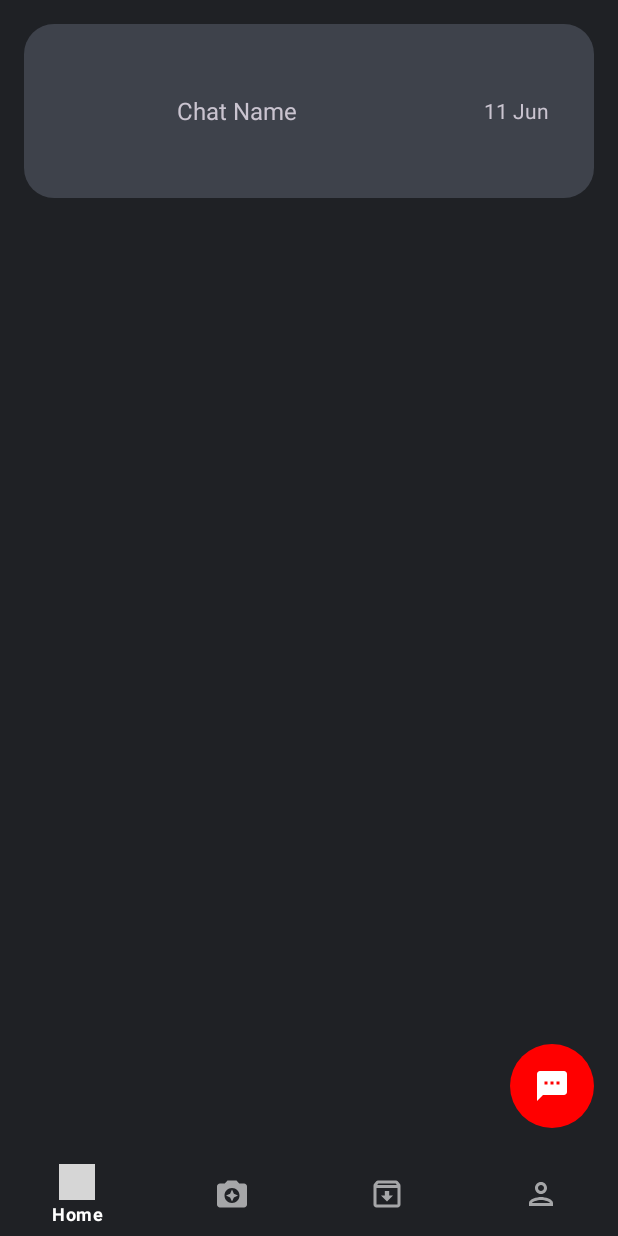
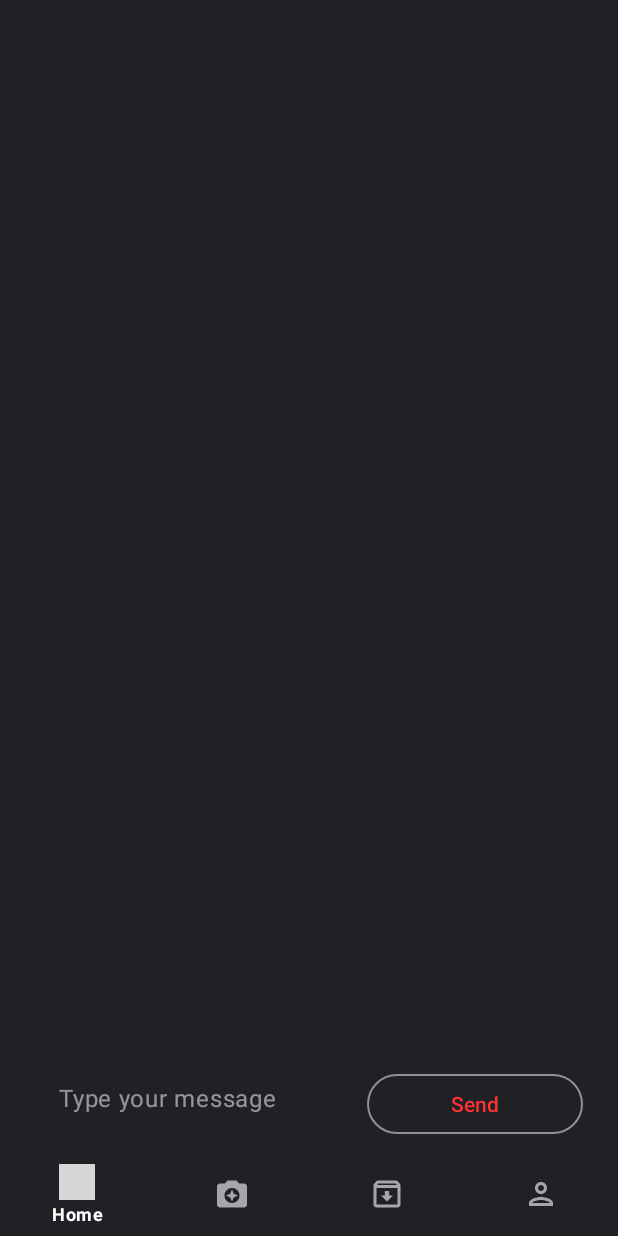
Before and after one commit to daniel-carreira/stylit, an Android app: the HomeFragment screen opened directly, with no data from a screen before it, on a phone screen of 412 x 824 dp. Run offline under Robolectric (Android 15) with nearby library versions, the phone set to English and light mode, and no system bars; our stand-ins replace Firebase (no records; nobody signed in at launch, a user with empty details on screens opened directly), Picasso; pictures from the network do not load; grey boxes are pictures that could not be loaded.

Commit message:
Home page chat only, and request handler

```diff
--- a/android/app/src/main/java/com/stylit/ui/home/HomeFragment.kt
+++ b/android/app/src/main/java/com/stylit/ui/home/HomeFragment.kt
@@ -1,29 +1,49 @@
 package com.stylit.ui.home
 
-import android.net.Uri
+import com.stylit.RequestHandler
 import android.os.Bundle
 import android.view.*
 import androidx.fragment.app.Fragment
-import com.stylit.R
 import com.stylit.databinding.FragmentHomeBinding
 
 class HomeFragment : Fragment() {
     private lateinit var binding: FragmentHomeBinding
+    private val requestHandler = RequestHandler()
+
     override fun onCreateView(
         inflater: LayoutInflater, container: ViewGroup?,
         savedInstanceState: Bundle?
     ): View? {
-        binding = FragmentHomeBinding.inflate(layoutInflater, container, false)
+        binding = FragmentHomeBinding.inflate(inflater, container, false)
         return binding.root
     }
 
     override fun onViewCreated(view: View, savedInstanceState: Bundle?) {
         super.onViewCreated(view, savedInstanceState)
 
-    }
+        binding.sendButton.setOnClickListener {
+            val url = "https://www.google.com/"
+            val requestData = "{ \"key\": \"value\" }"
 
-    override fun onResume() {
-        super.onResume()
-
+            requestHandler.getRequest(url) { response ->
+                if (response.isSuccessful) {
+                    val responseData = response.body()?.string()
+                    println(responseData)
+                } else {
+                    println(response)
+                }
+            }
+            /*
+            requestHandler.postRequest(url, requestData) { response ->
+                // Process the response as needed
+                if (response.isSuccessful) {
+                    val responseData = response.body()?.string()
+                    println(responseData)
+                } else {
+                    println(response)
+                }
+            }
+            */
+        }
     }
 }
--- a/android/app/src/main/res/layout/fragment_home.xml
+++ b/android/app/src/main/res/layout/fragment_home.xml
@@ -1,79 +1,69 @@
 <?xml version="1.0" encoding="utf-8"?>
-<RelativeLayout xmlns:android="http://schemas.android.com/apk/res/android"
+<FrameLayout xmlns:android="http://schemas.android.com/apk/res/android"
     xmlns:app="http://schemas.android.com/apk/res-auto"
+    xmlns:tools="http://schemas.android.com/tools"
     android:layout_width="match_parent"
     android:layout_height="match_parent"
-    xmlns:tools="http://schemas.android.com/tools">
+    android:layout_marginHorizontal="15sp"
+    tools:context=".ui.home.HomeFragment">
 
-    <ScrollView
+    <LinearLayout
+        android:orientation="vertical"
         android:layout_width="match_parent"
         android:layout_height="match_parent">
 
-        <LinearLayout
+        <androidx.recyclerview.widget.RecyclerView
+            android:id="@+id/messageRecyclerView"
+            android:layout_width="match_parent"
+            android:layout_height="match_parent"
+            android:layout_weight="1"
+            android:padding="8dp"
+            app:layoutManager="androidx.recyclerview.widget.LinearLayoutManager"
+            app:layout_constraintBottom_toTopOf="@id/inputLayout"
+            app:layout_constraintTop_toBottomOf="@id/toolbar"
+            app:stackFromEnd="true" />
+
+        <com.google.android.material.textfield.TextInputLayout
+            android:id="@+id/inputLayout"
+            style="@style/Widget.Material3.TextInputLayout.OutlinedBox"
             android:layout_width="match_parent"
             android:layout_height="wrap_content"
-            android:orientation="vertical"
-            android:padding="16dp">
+            android:layout_alignParentBottom="true"
+            android:padding="8dp"
+            app:boxStrokeColor="@color/vivid_red"
+            app:boxStrokeWidth="2dp"
+            app:hintEnabled="false">
 
-            <!-- Repeat the following container for each chat item -->
+            <LinearLayout
+                android:layout_width="match_parent"
+                android:layout_height="match_parent"
+                android:orientation="horizontal">
 
-            <RelativeLayout
-                android:layout_width="match_parent"
-                android:layout_height="wrap_content"
-                android:padding="30dp"
-                android:background="@drawable/chat_item_background">
+                <com.google.android.material.textfield.TextInputEditText
+                    android:id="@+id/inputEditText"
+                    android:layout_width="0dp"
+                    android:layout_height="wrap_content"
+                    android:layout_weight="2"
+                    android:hint="Type your message"
+                    android:maxLines="2"
+                    app:backgroundTintMode="src_in" />
 
-                <ImageView
-                    android:id="@+id/profileImageView"
-                    android:layout_width="56dp"
-                    android:layout_height="56dp"
-                    tools:src="@tools:sample/avatars"
-                    android:scaleType="centerCrop" />
-
-                <TextView
-                    android:id="@+id/chatNameTextView"
+                <com.google.android.material.button.MaterialButton
+                    android:id="@+id/sendButton"
+                    style="@style/Widget.Material3.Button.OutlinedButton"
                     android:layout_width="wrap_content"
                     android:layout_height="wrap_content"
-                    android:layout_toEndOf="@id/profileImageView"
-                    android:layout_centerVertical="true"
-                    android:layout_marginStart="16dp"
-                    android:text="Chat Name"
-                    android:textSize="16sp" />
+                    android:layout_gravity="bottom"
+                    android:layout_weight="0.5"
+                    android:maxHeight="1dp"
+                    android:text="Send"
+                    app:backgroundTintMode="src_in" />
 
-                <TextView
-                    android:id="@+id/dateTextView"
-                    android:layout_width="wrap_content"
-                    android:layout_height="wrap_content"
-                    android:layout_alignParentEnd="true"
-                    android:layout_centerVertical="true"
-                    android:text="11 Jun"
-                    android:textSize="14sp" />
-
-            </RelativeLayout>
-
-        </LinearLayout>
-
-    </ScrollView>
-
-    <RelativeLayout
-        android:layout_width="56dp"
-        android:layout_height="56dp"
-        android:layout_alignParentEnd="true"
-        android:layout_alignParentBottom="true"
-        android:layout_marginStart="16dp"
-        android:layout_marginTop="16dp"
-        android:layout_marginEnd="16dp"
-        android:layout_marginBottom="16dp"
-        android:background="@drawable/circle_background">
-
-        <ImageView
-            android:layout_width="24dp"
-            android:layout_height="24dp"
-            android:layout_centerInParent="true"
-            android:src="@drawable/baseline_sms_24"
-            app:tint="@color/white" />
-
-    </RelativeLayout>
+            </LinearLayout>
 
 
-</RelativeLayout>
+
+        </com.google.android.material.textfield.TextInputLayout>
+
+    </LinearLayout>
+</FrameLayout>
```
Also changed, not shown: android/app/src/main/java/com/stylit/RequestHandler.kt (added, +37 -0 lines), android/app/src/main/res/layout/fragment_chats.xml (deleted, +0 -69 lines).
